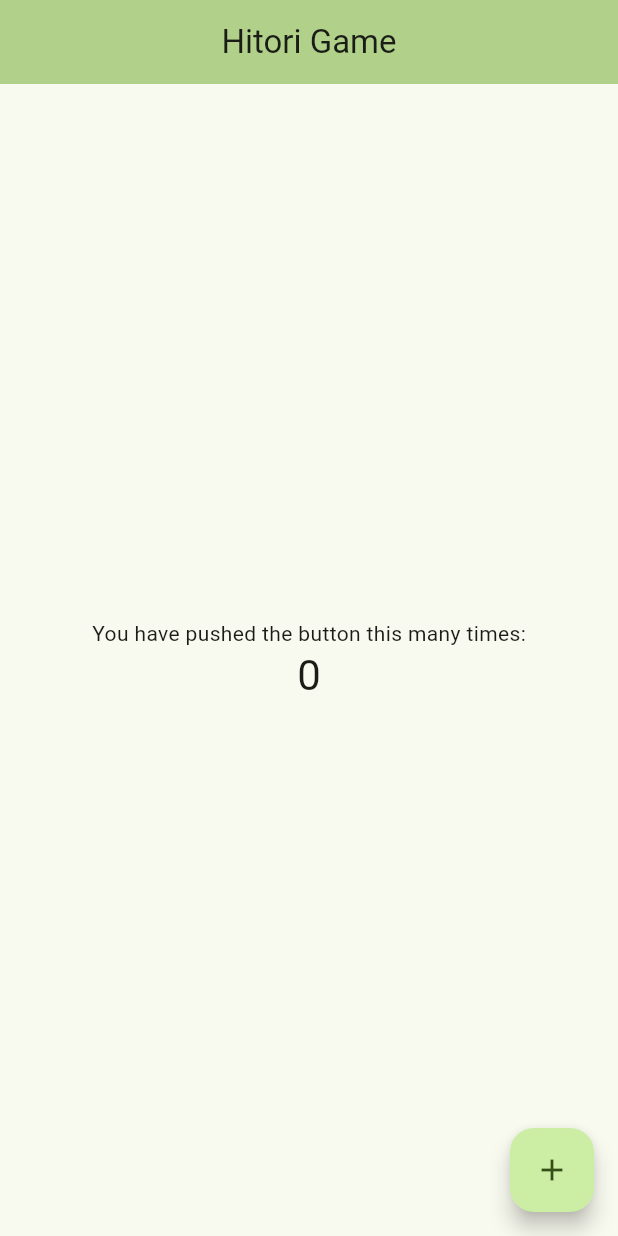
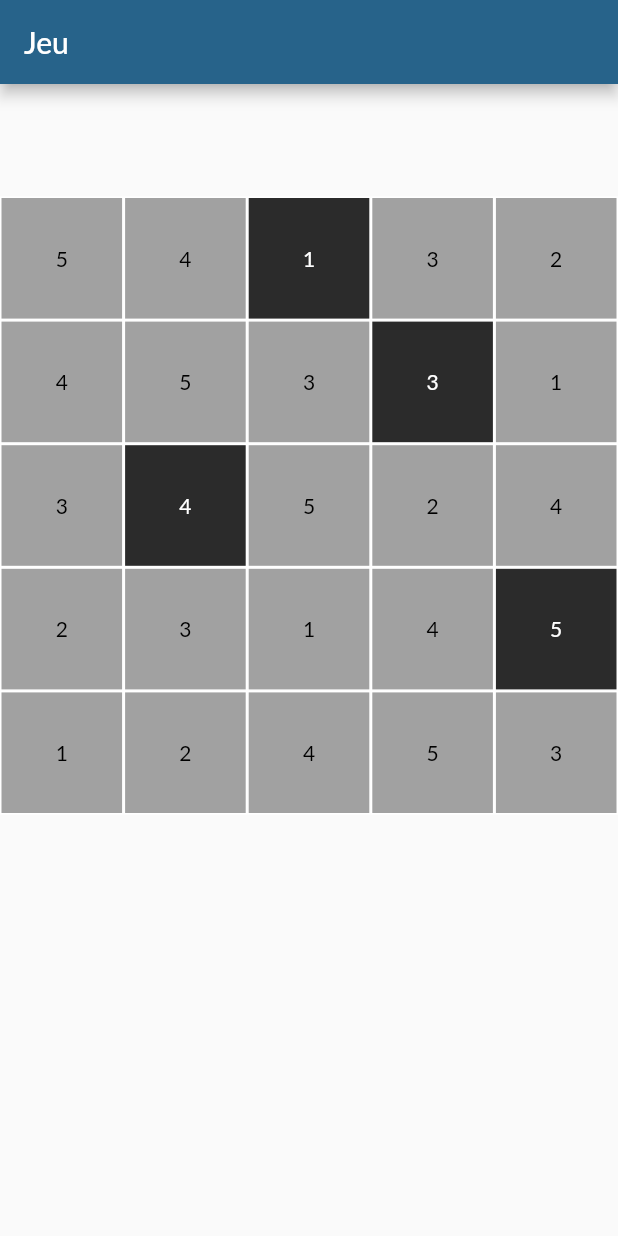
Before and after one commit to Massar-A/insahdf-hitori, a Flutter app: the screen it shows after launch, on a phone screen of 412 x 824 dp. Run offline on Flutter 3.47's test engine with Material 2 defaults, Android fonts, the phone set to English and light mode, and no system bars; Roboto replaces fonts that are missing (Lato).

Commit message:
génération de grille de jeu jouable

```diff
--- a/hitori/lib/main.dart
+++ b/hitori/lib/main.dart
@@ -1,72 +1,15 @@
 import 'package:flutter/material.dart';
+import 'screens/game_screen.dart';
+import '../theme/app_theme.dart';
 
-void main() {
-  runApp(const MyApp());
-}
+void main() => runApp(MyApp());
 
 class MyApp extends StatelessWidget {
-  const MyApp({super.key});
-
-  // This widget is the root of your application.
   @override
   Widget build(BuildContext context) {
     return MaterialApp(
-      title: 'Flutter Demo',
-      theme: ThemeData(
-        colorScheme: ColorScheme.fromSeed(seedColor: Colors.lightGreen),
-        useMaterial3: true,
-      ),
-      darkTheme: ThemeData.dark(),
-      home: const MyHomePage(title: 'Hitori Game'),
+      theme: appThemeData,
+      home: GameScreen(),
     );
   }
 }
-
-class MyHomePage extends StatefulWidget {
-  const MyHomePage({super.key, required this.title});
-
-  final String title;
-
-  @override
-  State<MyHomePage> createState() => _MyHomePageState();
-}
-
-class _MyHomePageState extends State<MyHomePage> {
-  int _counter = 0;
-
-  void _incrementCounter() {
-    setState(() {
-      _counter++;
-    });
-  }
-
-  @override
-  Widget build(BuildContext context) {
-    return Scaffold(
-      appBar: AppBar(
-        backgroundColor: Theme.of(context).colorScheme.inversePrimary,
-        centerTitle: true,
-        title: Text(widget.title),
-      ),
-      body: Center(
-        child: Column(
-          mainAxisAlignment: MainAxisAlignment.center,
-          children: <Widget>[
-            const Text(
-              'You have pushed the button this many times:',
-            ),
-            Text(
-              '$_counter',
-              style: Theme.of(context).textTheme.headlineMedium,
-            ),
-          ],
-        ),
-      ),
-      floatingActionButton: FloatingActionButton(
-        onPressed: _incrementCounter,
-        tooltip: 'Increment',
-        child: const Icon(Icons.add),
-      ),
-    );
-  }
-}
--- /dev/null
+++ b/hitori/lib/models/grid.dart
@@ -0,0 +1,265 @@
+import 'dart:math';
+
+import '../widgets/grid_tile.dart';
+
+class Grid {
+  final int size;
+  late List<List<GridTileWidget>> cells;
+
+  Grid(this.size) {
+    cells = generateHitoriGrid();
+  }
+
+  List<List<GridTileWidget>> generateHitoriGrid() {
+    // Créer une grille vide avec des cases blanches.
+    List<List<GridTileWidget>> grid = List.generate(
+      size,
+      (i) => List.generate(
+        size,
+        (j) => GridTileWidget(
+          row: i,
+          col: j,
+          isBlack: false,
+          value: 0, // Valeur initiale (0 pour une case blanche).
+        ),
+      ),
+    );
+
+    // Placer des cases noires aléatoirement dans la grille.
+    placeRandomBlackCells(grid);
+
+    // Remplir les valeurs initiales conformément aux règles de Hitori.
+    fillNonBlackCells(grid);
+
+    fillBlackTilesWithRandomValues(grid);
+
+    return grid;
+  }
+
+  void placeRandomBlackCells(List<List<GridTileWidget>> grid) {
+    final int numberOfBlackCells = (17*(size*size)/100).floor();
+
+    Random random = Random();
+    List<List<GridTileWidget>> temp;
+
+    do {
+      // Copie de la grille initiale.
+      temp = List.generate(size, (i) => List.generate(size, (j) => GridTileWidget(
+        row: i,
+        col: j,
+        isBlack: false,
+        value: grid[i][j].value,
+      )));
+
+      int placedBlackCells = 0;
+      while (placedBlackCells < numberOfBlackCells) {
+        int i = random.nextInt(size);
+        int j = random.nextInt(size);
+
+        if (!temp[i][j].isBlack) {
+          temp[i][j].isBlack = true;
+          placedBlackCells++;
+        }
+      }
+    } while (isGridDivided(temp) || isBlackTileAdjacent(temp));
+
+    // Placez les cases noires sur la grille d'origine.
+    for (int i = 0; i < size; i++) {
+      for (int j = 0; j < size; j++) {
+        grid[i][j].isBlack = temp[i][j].isBlack;
+      }
+    }
+  }
+
+
+  // On remplie les cases non noires avec des valeures comprises entre 1 et la taille de la grille
+  void fillNonBlackCells(List<List<GridTileWidget>> grid) {
+    final int size = grid.length;
+    // problème similaire au problème des N-Reines.
+    _backtrackFill(grid, 0, 0, size);
+  }
+
+  bool _backtrackFill(List<List<GridTileWidget>> grid, int row, int col, int size) {
+    if (row == size) {
+      return true; // Toutes les cases non noires ont été remplies avec succès.
+    }
+
+    if (!grid[row][col].isBlack) {
+      List<int> availableValues = List.generate(size, (index) => index + 1);
+      availableValues.shuffle(); // Mélangez les valeurs possibles.
+
+      for (int value in availableValues) {
+        if (!_isValueInRow(grid, row, value) && !_isValueInColumn(grid, col, value)) {
+          grid[row][col].value = value;
+
+          int nextRow = row;
+          int nextCol = col + 1;
+          if (nextCol == size) {
+            nextRow++;
+            nextCol = 0;
+          }
+
+          if (_backtrackFill(grid, nextRow, nextCol, size)) {
+            return true; // La valeur a été attribuée avec succès, continuer avec la prochaine case.
+          }
+
+          // Si la valeur ne convient pas, réinitialisez la case.
+          grid[row][col].value = 0;
+        }
+      }
+    } else {
+      // Case noire, passez à la prochaine case.
+      int nextRow = row;
+      int nextCol = col + 1;
+      if (nextCol == size) {
+        nextRow++;
+        nextCol = 0;
+      }
+      return _backtrackFill(grid, nextRow, nextCol, size);
+    }
+
+    return false; // Aucune valeur possible n'a fonctionné pour cette case.
+  }
+
+  // On vérifie si la valeur est présente sur la ligne
+  bool _isValueInRow(List<List<GridTileWidget>> grid, int row, int value) {
+    return grid[row].any((tile) => tile.value == value);
+  }
+
+  // On vérifie si la valeur est présente sur la colonne
+  bool _isValueInColumn(List<List<GridTileWidget>> grid, int col, int value) {
+    return grid.any((row) => row[col].value == value);
+  }
+
+  // Remplir les cases noires par des valeurs aléatoires
+  void fillBlackTilesWithRandomValues(List<List<GridTileWidget>> grid) {
+    final int size = grid.length;
+    final Random random = Random();
+
+    for (int i = 0; i < size; i++) {
+      for (int j = 0; j < size; j++) {
+        if (grid[i][j].isBlack) {
+          grid[i][j].value = random.nextInt(size) + 1;
+        }
+      }
+    }
+  }
+
+
+  //TODO Méthode pour vérifier si la grille est valide selon les règles du jeu Hitori
+  bool _isValidGrid(List<List<GridTileWidget>> grid) {
+  final int size = grid.length;
+
+  // Vérifiez chaque ligne et colonne pour les doublons.
+  for (int i = 0; i < size; i++) {
+    Set<int> rowSet = {};
+    Set<int> colSet = {};
+
+    for (int j = 0; j < size; j++) {
+      int rowValue = grid[i][j].value;
+      int colValue = grid[j][i].value;
+
+      if (rowValue != 0) {
+        if (rowSet.contains(rowValue)) {
+          return false; // Doublon dans la ligne.
+        }
+        rowSet.add(rowValue);
+      }
+
+      if (colValue != 0) {
+        if (colSet.contains(colValue)) {
+          return false; // Doublon dans la colonne.
+        }
+        colSet.add(colValue);
+      }
+    }
+  }
+
+  // Vérifiez les cases noires.
+  if (isBlackTileAdjacent(grid)) {
+    return false;
+  }
+
+  // Vérifiez que les cases noires ne divisent pas la grille en deux zones distinctes.
+  if (!isGridDivided(grid)) {
+    return false;
+  }
+
+  return true;
+}
+
+bool isBlackTileAdjacent(List<List<GridTileWidget>> grid) {
+  for (int i = 0; i < size; i++) {
+    for (int j = 0; j < size; j++) {
+      if (grid[i][j].isBlack) {
+        // Vérifiez si la case noire ne touche pas une autre case noire.
+        if (i > 0 && grid[i - 1][j].isBlack) {
+          return true; // Case noire adjacente verticalement.
+        }
+        if (i < size - 1 && grid[i + 1][j].isBlack) {
+          return true; // Case noire adjacente verticalement.
+        }
+        if (j > 0 && grid[i][j - 1].isBlack) {
+          return true; // Case noire adjacente horizontalement.
+        }
+        if (j < size - 1 && grid[i][j + 1].isBlack) {
+          return true; // Case noire adjacente horizontalement.
+        }
+      }
+    }
+  }
+  return false;
+}
+
+bool isGridDivided(List<List<GridTileWidget>> grid) {
+  final int size = grid.length;
+  bool start = false;
+  List<List<bool>> visited = List.generate(size, (_) => List.generate(size, (_) => false));
+
+  // Recherche de la première case non noire.
+  for (int i = 0; i < size; i++) {
+    for (int j = 0; j < size; j++) {
+      if (!grid[i][j].isBlack && !visited[i][j] && !start) {
+        // Démarrez la recherche en profondeur à partir de cette case.
+        _dfs(grid, visited, i, j);
+        start = true;
+      }
+    }
+  }
+
+  // Vérifiez si toutes les cases non noires ont été visitées.
+  for (int i = 0; i < size; i++) {
+    for (int j = 0; j < size; j++) {
+      if (!grid[i][j].isBlack && !visited[i][j]) {
+        return true; // Toutes les cases non noires ne sont pas visitées, la grille est divisée.
+      }
+    }
+  }
+
+  return false; // Toutes les cases non noires ont été visitées, la grille n'est pas divisée.
+}
+
+void _dfs(List<List<GridTileWidget>> grid, List<List<bool>> visited, int row, int col) {
+  if (row < 0 || row >= grid.length || col < 0 || col >= grid[0].length || visited[row][col] || grid[row][col].isBlack) {
+    return; // Cas de base de l'arrêt de la recherche.
+  }
+
+  visited[row][col] = true;
+
+  // Parcours en profondeur vers les cases adjacentes.
+  _dfs(grid, visited, row - 1, col);
+  _dfs(grid, visited, row + 1, col);
+  _dfs(grid, visited, row, col - 1);
+  _dfs(grid, visited, row, col + 1);
+}
+
+  // Vérifier si la grille est résolue
+  bool isGridSolved() {
+    // Implémentez votre logique de résolution ici
+    // Comparez la grille avec les règles du jeu Hitori.
+    // Renvoyez true si la grille est résolue, sinon false.
+    return false;
+  }
+
+
+}
--- /dev/null
+++ b/hitori/lib/screens/game_board.dart
@@ -0,0 +1,40 @@
+import 'package:flutter/material.dart';
+import '../models/grid.dart';
+import '../widgets/grid_tile.dart';
+
+// ignore: use_key_in_widget_constructors
+class GameBoard extends StatefulWidget {
+  @override
+  // ignore: library_private_types_in_public_api
+  _GameBoardState createState() => _GameBoardState();
+}
+
+class _GameBoardState extends State<GameBoard> {
+  late Grid grid;
+
+  @override
+  void initState() {
+    super.initState();
+    grid = Grid(5); // Ici la taille de la grille.
+  }
+
+  @override
+  Widget build(BuildContext context) {
+    return GridView.builder(
+      gridDelegate: SliverGridDelegateWithFixedCrossAxisCount(
+        crossAxisCount: grid.size,
+      ),
+      itemCount: grid.size * grid.size,
+      itemBuilder: (context, index) {
+        final row = index ~/ grid.size;
+        final col = index % grid.size;
+        return GridTileWidget(
+          row: row,
+          col: col,
+          value: grid.cells[row][col].value,
+          isBlack: grid.cells[row][col].isBlack
+        );
+      },
+    );
+  }
+}
--- /dev/null
+++ b/hitori/lib/screens/game_screen.dart
@@ -0,0 +1,24 @@
+import 'package:flutter/material.dart';
+import '../screens/game_board.dart';
+
+class GameScreen extends StatelessWidget {
+  @override
+  Widget build(BuildContext context) {
+    return Scaffold(
+      appBar: AppBar(title: Text('Jeu')),
+      body: Center(
+        child: Column(
+          mainAxisAlignment: MainAxisAlignment.center,
+          crossAxisAlignment: CrossAxisAlignment.center,
+          children: <Widget>[
+            SizedBox(
+              height: MediaQuery.of(context).size.height * 0.75, // On donne une hauteur pour contenir le GridView
+              child: GameBoard(),
+            ),
+            // Ajoutez d'autres widgets pour les contrôles du jeu ici.
+          ],
+        ),
+      ),
+    );
+  }
+}
--- /dev/null
+++ b/hitori/lib/theme/app_theme.dart
@@ -0,0 +1,6 @@
+import 'package:flutter/material.dart';
+
+final ThemeData appThemeData = ThemeData(
+  colorScheme: ColorScheme.fromSeed(seedColor: Colors.lightBlue), // Couleur principale de votre application
+  fontFamily: 'Lato',
+);
--- /dev/null
+++ b/hitori/lib/widgets/grid_tile.dart
@@ -0,0 +1,48 @@
+import 'package:flutter/material.dart';
+
+// ignore: must_be_immutable
+class GridTileWidget extends StatefulWidget {
+  final int row;
+  final int col;
+  bool isBlack;
+  int value;
+
+  // ignore: use_key_in_widget_constructors
+  GridTileWidget({
+    required this.row,
+    required this.col,
+    this.isBlack = false,
+    required this.value,
+  });
+
+  @override
+  // ignore: library_private_types_in_public_api
+  _GridTileWidgetState createState() => _GridTileWidgetState();
+}
+
+class _GridTileWidgetState extends State<GridTileWidget> {
+  @override
+  Widget build(BuildContext context) {
+    return GestureDetector(
+      onTap: () {
+        setState(() {
+          widget.isBlack = !widget.isBlack;
+        });
+      },
+      child: Container(
+        decoration: BoxDecoration(
+          border: Border.all(color: Colors.white),
+          color: widget.isBlack ? const Color.fromARGB(255, 43, 43, 43) : const Color.fromARGB(255, 161, 161, 161),
+        ),
+        child: Center(
+          child: Text(
+            widget.value.toString(),
+            style: TextStyle(
+              color: widget.isBlack ? Colors.white : Colors.black,
+            ),
+          ),
+        ),
+      ),
+    );
+  }
+}
```
Also changed, not shown: hitori/lib/models/game_state.dart (added), hitori/lib/screens/menu_screen.dart (added), hitori/lib/widgets/menu_button.dart (added), 9 other files.
